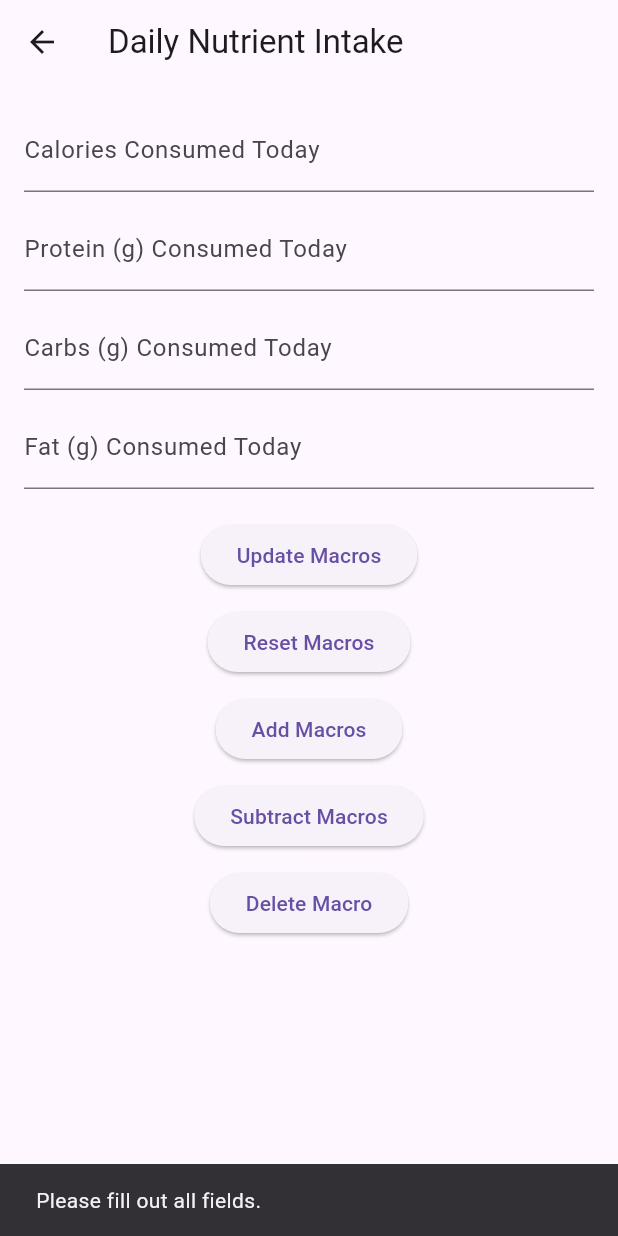
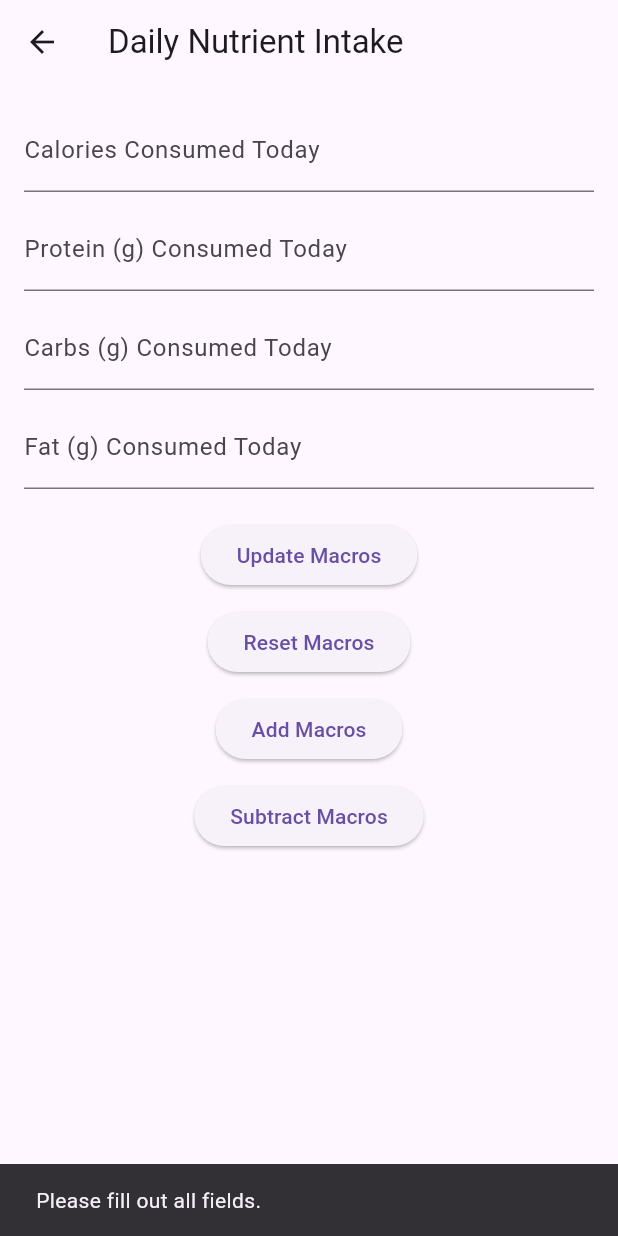
Before and after one commit to avvooturi/COP4331DiorieApp, a Flutter app: the CustomRecipesPage screen opened directly with empty values, after a tap on "Update Macros", after a tap on "Reset Macros", on a phone screen of 412 x 824 dp. Run offline on Flutter 3.47's test engine with Material 3 defaults, Android fonts, the phone set to English and light mode, and no system bars; our stand-ins replace table_calendar; network calls fail.

Commit message:
fixed delete problem and reset works along with marcos intialization

```diff
--- a/meal_planner/lib/custom_recipes_page.dart
+++ b/meal_planner/lib/custom_recipes_page.dart
@@ -28,23 +28,53 @@ class _CustomRecipesPageState extends State<CustomRecipesPage> {
     setState(() => _isLoading = true);
 
     try {
-      final response = await http.get(
+      // Attempt to fetch macro data
+      final macroResponse = await http.get(
         Uri.parse(
             'http://cop4331-t23.xyz:5079/api/getmacro/${widget.objectId}'),
       );
 
-      if (response.statusCode == 200) {
-        final macroData = jsonDecode(response.body)['Macro'];
+      if (macroResponse.statusCode == 200) {
+        // If Macros table exists, populate fields with its data
+        final macroData = jsonDecode(macroResponse.body)['Macro'];
         setState(() {
           _caloriesController.text = macroData['cal'].toString();
           _proteinController.text = macroData['prot'].toString();
           _carbsController.text = macroData['carb'].toString();
           _fatController.text = macroData['fat'].toString();
         });
+      } else if (macroResponse.statusCode == 404) {
+        // Macros table doesn't exist, fetch User-Health data
+        final healthResponse = await http.get(
+          Uri.parse(
+              'http://cop4331-t23.xyz:5079/api/getuserhealth/${widget.objectId}'),
+        );
+
+        if (healthResponse.statusCode == 200) {
+          final userHealth = jsonDecode(healthResponse.body)['UserHealth'];
+          setState(() {
+            _caloriesController.text = userHealth['cal'].toString();
+            _proteinController.text = userHealth['prot'].toString();
+            _carbsController.text = userHealth['carb'].toString();
+            _fatController.text = userHealth['fat'].toString();
+          });
+          ScaffoldMessenger.of(context).showSnackBar(
+            const SnackBar(
+                content: Text(
+                    'Macros table not found. Pre-filled with User-Health data.')),
+          );
+        } else {
+          ScaffoldMessenger.of(context).showSnackBar(
+            SnackBar(
+                content: Text(
+                    'Error fetching User-Health data: ${healthResponse.body}')),
+          );
+        }
       } else {
         ScaffoldMessenger.of(context).showSnackBar(
           SnackBar(
-              content: Text('Error fetching macro data: ${response.body}')),
+              content:
+                  Text('Error fetching macro data: ${macroResponse.body}')),
         );
       }
     } catch (error) {
@@ -56,7 +86,7 @@ class _CustomRecipesPageState extends State<CustomRecipesPage> {
     }
   }
 
-  Future<void> _updateMacroData(String action) async {
+  Future<void> _updateMacroData(String search) async {
     if (_caloriesController.text.isEmpty ||
         _proteinController.text.isEmpty ||
         _carbsController.text.isEmpty ||
@@ -79,7 +109,7 @@ class _CustomRecipesPageState extends State<CustomRecipesPage> {
     try {
       final response = await http.put(
         Uri.parse(
-            'http://cop4331-t23.xyz:5079/api/updatemacro/${widget.objectId}/$action'),
+            'http://cop4331-t23.xyz:5079/api/updatemacro/${widget.objectId}/$search'),
         headers: {'Content-Type': 'application/json'},
         body: jsonEncode(data),
       );
@@ -92,41 +122,6 @@ class _CustomRecipesPageState extends State<CustomRecipesPage> {
       } else {
         ScaffoldMessenger.of(context).showSnackBar(
           SnackBar(content: Text('Error: ${response.body}')),
-        );
-      }
-    } catch (error) {
-      ScaffoldMessenger.of(context).showSnackBar(
-        SnackBar(content: Text('Error: $error')),
-      );
-    } finally {
-      setState(() => _isLoading = false);
-    }
-  }
-
-  Future<void> _deleteMacro() async {
-    setState(() => _isLoading = true);
-
-    try {
-      final response = await http.delete(
-        Uri.parse(
-            'http://cop4331-t23.xyz:5079/api/deletemacro/${widget.objectId}'),
-      );
-
-      if (response.statusCode == 200) {
-        ScaffoldMessenger.of(context).showSnackBar(
-          const SnackBar(content: Text('Macro deleted successfully!')),
-        );
-
-        // Clear the fields after deletion
-        setState(() {
-          _caloriesController.clear();
-          _proteinController.clear();
-          _carbsController.clear();
-          _fatController.clear();
-        });
-      } else {
-        ScaffoldMessenger.of(context).showSnackBar(
-          SnackBar(content: Text('Error deleting macro: ${response.body}')),
         );
       }
     } catch (error) {
@@ -201,11 +196,6 @@ class _CustomRecipesPageState extends State<CustomRecipesPage> {
                           onPressed: () => _updateMacroData('S'),
                           child: const Text('Subtract Macros'),
                         ),
-                        const SizedBox(height: 10),
-                        ElevatedButton(
-                          onPressed: _deleteMacro,
-                          child: const Text('Delete Macro'),
-                        ),
                       ],
                     ),
                   ),
```
